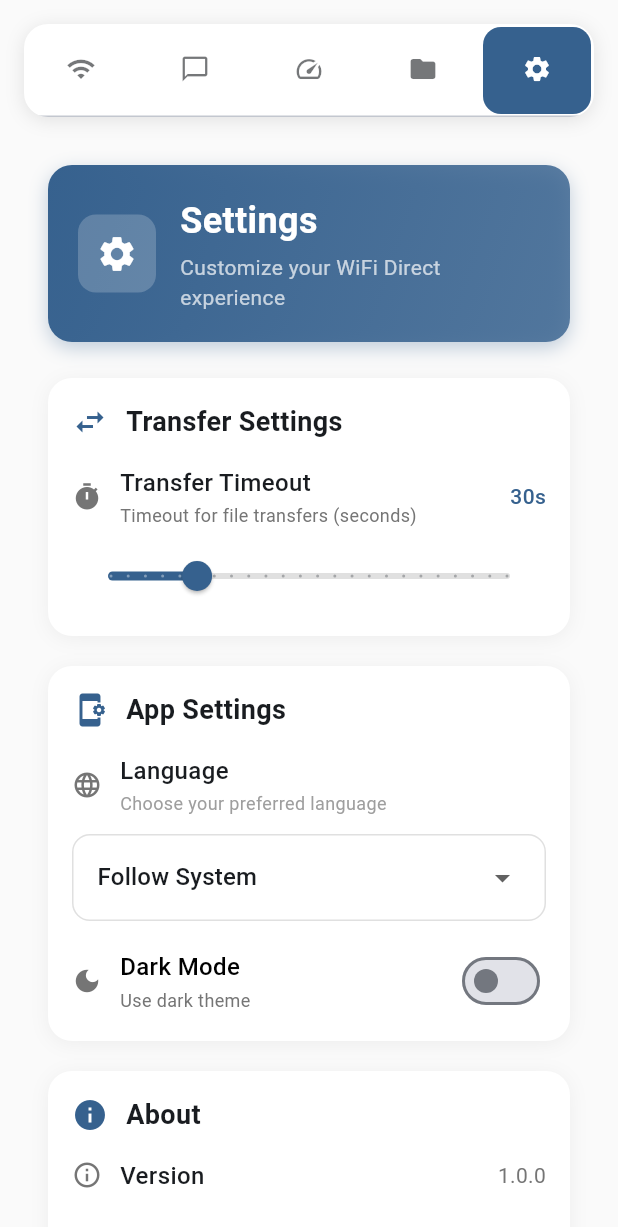
After one commit to jingcjie/WDCable_flutter, a Flutter app: the screen it shows after launch, tab 5 chosen, on a phone screen of 412 x 824 dp. The commit adds this screen. Shown: the top 1227 px of the screen. Run offline on Flutter 3.47's test engine with Material 3 defaults, Android fonts, the light colour scheme and no system bars; our stand-ins replace shared_preferences.

Commit message:
feat(theme): add dark mode support and settings tab
- Add ThemeProvider for managing theme mode with shared_preferences
- Implement light and dark theme configurations
- Create new settings tab with theme toggle and other preferences
- Update main.dart to use theme provider and new settings tab
- Add required dependencies to pubspec.yaml

```diff
--- a/lib/main.dart
+++ b/lib/main.dart
@@ -1,15 +1,23 @@
 import 'package:flutter/material.dart';
 import 'package:flutter/services.dart';
+import 'package:provider/provider.dart';
 import 'controllers/wifi_direct_controller.dart';
 import 'models/wifi_direct_models.dart';
 import 'widgets/connection_tab.dart';
 import 'widgets/chat_tab.dart';
 import 'widgets/speed_test_tab.dart';
 import 'widgets/file_transfer_tab.dart';
+import 'widgets/settings_tab.dart';
 import 'wifi_direct_service.dart';
+import 'theme/theme_provider.dart';
 
 void main() {
-  runApp(const MyApp());
+  runApp(
+    ChangeNotifierProvider(
+      create: (context) => ThemeProvider(),
+      child: const MyApp(),
+    ),
+  );
 }
 
 class MyApp extends StatelessWidget {
@@ -17,13 +25,16 @@ class MyApp extends StatelessWidget {
 
   @override
   Widget build(BuildContext context) {
-    return MaterialApp(
-      title: 'WiFi Direct Cable',
-      theme: ThemeData(
-        colorScheme: ColorScheme.fromSeed(seedColor: Colors.blue),
-        useMaterial3: true,
-      ),
-      home: const WiFiDirectHomePage(),
+    return Consumer<ThemeProvider>(
+      builder: (context, themeProvider, child) {
+        return MaterialApp(
+          title: 'WiFi Direct Cable',
+          theme: AppThemes.lightTheme,
+          darkTheme: AppThemes.darkTheme,
+          themeMode: themeProvider.themeMode,
+          home: const WiFiDirectHomePage(),
+        );
+      },
     );
   }
 }
@@ -44,7 +55,7 @@ class _WiFiDirectHomePageState extends State<WiFiDirectHomePage>
   @override
   void initState() {
     super.initState();
-    _tabController = TabController(length: 4, vsync: this);
+    _tabController = TabController(length: 5, vsync: this);
     _controller = WiFiDirectController(WiFiDirectService());
     _initializeController();
   }
@@ -78,7 +89,7 @@ class _WiFiDirectHomePageState extends State<WiFiDirectHomePage>
         systemNavigationBarColor: Theme.of(context).scaffoldBackgroundColor,
       ),
       child: Scaffold(
-        backgroundColor: Colors.grey[50],
+        backgroundColor: Theme.of(context).scaffoldBackgroundColor,
         body: SafeArea(
           child: Column(
             children: [
@@ -86,11 +97,11 @@ class _WiFiDirectHomePageState extends State<WiFiDirectHomePage>
               Container(
                 margin: const EdgeInsets.all(16),
                 decoration: BoxDecoration(
-                  color: Colors.white,
+                  color: Theme.of(context).cardTheme.color,
                   borderRadius: BorderRadius.circular(16),
                   boxShadow: [
                     BoxShadow(
-                      color: Colors.black.withOpacity(0.1),
+                      color: Theme.of(context).shadowColor.withOpacity(0.1),
                       blurRadius: 10,
                       offset: const Offset(0, 2),
                     ),
@@ -107,7 +118,7 @@ class _WiFiDirectHomePageState extends State<WiFiDirectHomePage>
                      indicatorSize: TabBarIndicatorSize.tab,
                      indicatorPadding: const EdgeInsets.all(2),
                     labelColor: Colors.white,
-                    unselectedLabelColor: Colors.grey[600],
+                    unselectedLabelColor: Theme.of(context).textTheme.bodyMedium?.color?.withOpacity(0.6),
                     labelStyle: const TextStyle(
                       fontWeight: FontWeight.w600,
                       fontSize: 14,
@@ -119,22 +130,22 @@ class _WiFiDirectHomePageState extends State<WiFiDirectHomePage>
                     tabs: const [
                       Tab(
                         icon: Icon(Icons.wifi, size: 20),
-                        text: 'Connection',
                         height: 60,
                       ),
                       Tab(
                         icon: Icon(Icons.chat_bubble_outline, size: 20),
-                        text: 'Chat',
                         height: 60,
                       ),
                       Tab(
                         icon: Icon(Icons.speed, size: 20),
-                        text: 'Speed Test',
                         height: 60,
                       ),
                       Tab(
                         icon: Icon(Icons.folder, size: 20),
-                        text: 'Files',
+                        height: 60,
+                      ),
+                      Tab(
+                        icon: Icon(Icons.settings, size: 20),
                         height: 60,
                       ),
                     ],
@@ -164,6 +175,10 @@ class _WiFiDirectHomePageState extends State<WiFiDirectHomePage>
                         controller: _controller,
                         state: _state,
                       ),
+                      SettingsTab(
+                        controller: _controller,
+                        state: _state,
+                      ),
                     ],
                   ),
                 ),
--- /dev/null
+++ b/lib/theme/theme_provider.dart
@@ -0,0 +1,109 @@
+import 'package:flutter/material.dart';
+import 'package:shared_preferences/shared_preferences.dart';
+
+class ThemeProvider extends ChangeNotifier {
+  static const String _themeKey = 'theme_mode';
+  ThemeMode _themeMode = ThemeMode.system;
+
+  ThemeMode get themeMode => _themeMode;
+
+  bool get isDarkMode {
+    switch (_themeMode) {
+      case ThemeMode.dark:
+        return true;
+      case ThemeMode.light:
+        return false;
+      case ThemeMode.system:
+        return WidgetsBinding.instance.platformDispatcher.platformBrightness == Brightness.dark;
+    }
+  }
+
+  ThemeProvider() {
+    _loadTheme();
+  }
+
+  void _loadTheme() async {
+    final prefs = await SharedPreferences.getInstance();
+    final themeIndex = prefs.getInt(_themeKey) ?? 0;
+    _themeMode = ThemeMode.values[themeIndex];
+    notifyListeners();
+  }
+
+  void setThemeMode(ThemeMode themeMode) async {
+    _themeMode = themeMode;
+    notifyListeners();
+
+    final prefs = await SharedPreferences.getInstance();
+    await prefs.setInt(_themeKey, themeMode.index);
+  }
+
+  void toggleTheme() {
+    if (_themeMode == ThemeMode.light) {
+      setThemeMode(ThemeMode.dark);
+    } else {
+      setThemeMode(ThemeMode.light);
+    }
+  }
+}
+
+class AppThemes {
+  static ThemeData get lightTheme {
+    return ThemeData(
+      useMaterial3: true,
+      brightness: Brightness.light,
+      colorScheme: ColorScheme.fromSeed(
+        seedColor: Colors.blue,
+        brightness: Brightness.light,
+      ),
+      scaffoldBackgroundColor: Colors.grey[50],
+      cardTheme: const CardThemeData(
+        color: Colors.white,
+        elevation: 2,
+        shadowColor: Colors.black12,
+        shape: RoundedRectangleBorder(
+          borderRadius: BorderRadius.all(Radius.circular(16)),
+        ),
+      ),
+      appBarTheme: const AppBarTheme(
+        backgroundColor: Colors.transparent,
+        elevation: 0,
+        iconTheme: IconThemeData(color: Colors.black87),
+        titleTextStyle: TextStyle(
+          color: Colors.black87,
+          fontSize: 20,
+          fontWeight: FontWeight.w600,
+        ),
+      ),
+    );
+  }
+
+  static ThemeData get darkTheme {
+    return ThemeData(
+      useMaterial3: true,
+      brightness: Brightness.dark,
+      colorScheme: ColorScheme.fromSeed(
+        seedColor: Colors.blue,
+        brightness: Brightness.dark,
+      ),
+      scaffoldBackgroundColor: const Color(0xFF121212),
+      cardTheme: const CardThemeData(
+        color: Color(0xFF1E1E1E),
+        elevation: 4,
+        shadowColor: Colors.black26,
+        shape: RoundedRectangleBorder(
+          borderRadius: BorderRadius.all(Radius.circular(16)),
+        ),
+      ),
+      appBarTheme: const AppBarTheme(
+        backgroundColor: Colors.transparent,
+        elevation: 0,
+        iconTheme: IconThemeData(color: Colors.white),
+        titleTextStyle: TextStyle(
+          color: Colors.white,
+          fontSize: 20,
+          fontWeight: FontWeight.w600,
+        ),
+      ),
+    );
+  }
+}
--- /dev/null
+++ b/lib/widgets/settings_tab.dart
@@ -0,0 +1,523 @@
+import 'package:flutter/material.dart';
+import 'package:provider/provider.dart';
+import '../controllers/wifi_direct_controller.dart';
+import '../models/wifi_direct_models.dart';
+import '../theme/theme_provider.dart';
+
+class SettingsTab extends StatefulWidget {
+  final WiFiDirectController controller;
+  final WiFiDirectState state;
+
+  const SettingsTab({
+    super.key,
+    required this.controller,
+    required this.state,
+  });
+
+  @override
+  State<SettingsTab> createState() => _SettingsTabState();
+}
+
+class _SettingsTabState extends State<SettingsTab> {
+  double _transferTimeout = 30.0;
+  String _selectedLanguage = 'Follow System';
+
+  @override
+  void initState() {
+    super.initState();
+  }
+
+  @override
+  Widget build(BuildContext context) {
+    return SingleChildScrollView(
+      padding: const EdgeInsets.all(16),
+      child: Column(
+        crossAxisAlignment: CrossAxisAlignment.start,
+        children: [
+          // Header
+          Container(
+            padding: const EdgeInsets.all(20),
+            decoration: BoxDecoration(
+              gradient: LinearGradient(
+                colors: [
+                  Theme.of(context).colorScheme.primary,
+                  Theme.of(context).colorScheme.primary.withOpacity(0.8),
+                ],
+                begin: Alignment.topLeft,
+                end: Alignment.bottomRight,
+              ),
+              borderRadius: BorderRadius.circular(16),
+              boxShadow: [
+                BoxShadow(
+                  color: Theme.of(context).colorScheme.primary.withOpacity(0.3),
+                  blurRadius: 10,
+                  offset: const Offset(0, 4),
+                ),
+              ],
+            ),
+            child: Row(
+              children: [
+                Container(
+                  padding: const EdgeInsets.all(12),
+                  decoration: BoxDecoration(
+                    color: Colors.white.withOpacity(0.2),
+                    borderRadius: BorderRadius.circular(12),
+                  ),
+                  child: const Icon(
+                    Icons.settings,
+                    color: Colors.white,
+                    size: 28,
+                  ),
+                ),
+                const SizedBox(width: 16),
+                const Expanded(
+                  child: Column(
+                    crossAxisAlignment: CrossAxisAlignment.start,
+                    children: [
+                      Text(
+                        'Settings',
+                        style: TextStyle(
+                          color: Colors.white,
+                          fontSize: 24,
+                          fontWeight: FontWeight.bold,
+                        ),
+                      ),
+                      SizedBox(height: 4),
+                      Text(
+                        'Customize your WiFi Direct experience',
+                        style: TextStyle(
+                          color: Colors.white70,
+                          fontSize: 14,
+                        ),
+                      ),
+                    ],
+                  ),
+                ),
+              ],
+            ),
+          ),
+          const SizedBox(height: 24),
+
+          // Transfer Settings Section
+          _buildSection(
+            'Transfer Settings',
+            Icons.swap_horiz,
+            [
+              _buildSliderSetting(
+                'Transfer Timeout',
+                'Timeout for file transfers (seconds)',
+                Icons.timer,
+                _transferTimeout,
+                5.0,
+                120.0,
+                (value) => setState(() => _transferTimeout = value),
+              ),
+            ],
+          ),
+          const SizedBox(height: 20),
+
+          // App Settings Section
+          _buildSection(
+            'App Settings',
+            Icons.app_settings_alt,
+            [
+              _buildLanguageSetting(),
+              Consumer<ThemeProvider>(
+                builder: (context, themeProvider, child) {
+                  return _buildSwitchSetting(
+                    'Dark Mode',
+                    'Use dark theme',
+                    Icons.dark_mode,
+                    themeProvider.isDarkMode,
+                    (value) {
+                      if (value) {
+                        themeProvider.setThemeMode(ThemeMode.dark);
+                      } else {
+                        themeProvider.setThemeMode(ThemeMode.light);
+                      }
+                    },
+                  );
+                },
+              ),
+            ],
+          ),
+          const SizedBox(height: 20),
+
+          // About Section
+          _buildSection(
+            'About',
+            Icons.info,
+            [
+              _buildInfoTile(
+                'Version',
+                '1.0.0',
+                Icons.info_outline,
+              ),
+              _buildActionTile(
+                'Privacy Policy',
+                'View our privacy policy',
+                Icons.privacy_tip,
+                () => _showPrivacyPolicy(),
+              ),
+            ],
+          ),
+          const SizedBox(height: 40),
+        ],
+      ),
+    );
+  }
+
+  Widget _buildSection(String title, IconData icon, List<Widget> children) {
+    return Container(
+      decoration: BoxDecoration(
+        color: Theme.of(context).cardTheme.color,
+        borderRadius: BorderRadius.circular(16),
+        boxShadow: [
+          BoxShadow(
+            color: Theme.of(context).shadowColor.withOpacity(0.05),
+            blurRadius: 10,
+            offset: const Offset(0, 2),
+          ),
+        ],
+      ),
+      child: Column(
+        crossAxisAlignment: CrossAxisAlignment.start,
+        children: [
+          Padding(
+            padding: const EdgeInsets.all(16),
+            child: Row(
+              children: [
+                Icon(
+                  icon,
+                  color: Theme.of(context).colorScheme.primary,
+                  size: 24,
+                ),
+                const SizedBox(width: 12),
+                Text(
+                  title,
+                  style: const TextStyle(
+                    fontSize: 18,
+                    fontWeight: FontWeight.w600,
+                  ),
+                ),
+              ],
+            ),
+          ),
+          ...children,
+        ],
+      ),
+    );
+  }
+
+  Widget _buildLanguageSetting() {
+    return Padding(
+      padding: const EdgeInsets.fromLTRB(16, 0, 16, 16),
+      child: Column(
+        crossAxisAlignment: CrossAxisAlignment.start,
+        children: [
+          Row(
+            children: [
+              Icon(
+                Icons.language,
+                color: Colors.grey[600],
+                size: 20,
+              ),
+              const SizedBox(width: 12),
+              const Expanded(
+                child: Column(
+                  crossAxisAlignment: CrossAxisAlignment.start,
+                  children: [
+                    Text(
+                      'Language',
+                      style: TextStyle(
+                        fontSize: 16,
+                        fontWeight: FontWeight.w500,
+                      ),
+                    ),
+                    SizedBox(height: 2),
+                    Text(
+                      'Choose your preferred language',
+                      style: TextStyle(
+                        fontSize: 12,
+                        color: Colors.grey,
+                      ),
+                    ),
+                  ],
+                ),
+              ),
+            ],
+          ),
+          const SizedBox(height: 12),
+          Container(
+            width: double.infinity,
+            padding: const EdgeInsets.symmetric(horizontal: 16, vertical: 4),
+            decoration: BoxDecoration(
+              border: Border.all(color: Colors.grey[300]!),
+              borderRadius: BorderRadius.circular(12),
+            ),
+            child: DropdownButtonHideUnderline(
+              child: DropdownButton<String>(
+                value: _selectedLanguage,
+                isExpanded: true,
+                items: const [
+                  DropdownMenuItem(
+                    value: 'Follow System',
+                    child: Text('Follow System'),
+                  ),
+                  DropdownMenuItem(
+                    value: 'English',
+                    child: Text('English'),
+                  ),
+                ],
+                onChanged: (value) {
+                  if (value != null) {
+                    setState(() {
+                      _selectedLanguage = value;
+                    });
+                  }
+                },
+              ),
+            ),
+          ),
+        ],
+      ),
+    );
+  }
+
+  Widget _buildSwitchSetting(
+    String title,
+    String subtitle,
+    IconData icon,
+    bool value,
+    ValueChanged<bool> onChanged, {
+    bool enabled = true,
+  }) {
+    return Padding(
+      padding: const EdgeInsets.fromLTRB(16, 0, 16, 16),
+      child: Row(
+        children: [
+          Icon(
+            icon,
+            color: enabled ? Colors.grey[600] : Colors.grey[400],
+            size: 20,
+          ),
+          const SizedBox(width: 12),
+          Expanded(
+            child: Column(
+              crossAxisAlignment: CrossAxisAlignment.start,
+              children: [
+                Text(
+                  title,
+                  style: TextStyle(
+                    fontSize: 16,
+                    fontWeight: FontWeight.w500,
+                    color: enabled ? Colors.black : Colors.grey[500],
+                  ),
+                ),
+                const SizedBox(height: 2),
+                Text(
+                  subtitle,
+                  style: TextStyle(
+                    fontSize: 12,
+                    color: Colors.grey[600],
+                  ),
+                ),
+              ],
+            ),
+          ),
+          Switch(
+            value: value,
+            onChanged: enabled ? onChanged : null,
+            activeColor: Theme.of(context).colorScheme.primary,
+          ),
+        ],
+      ),
+    );
+  }
+
+  Widget _buildSliderSetting(
+    String title,
+    String subtitle,
+    IconData icon,
+    double value,
+    double min,
+    double max,
+    ValueChanged<double> onChanged,
+  ) {
+    return Padding(
+      padding: const EdgeInsets.fromLTRB(16, 0, 16, 16),
+      child: Column(
+        crossAxisAlignment: CrossAxisAlignment.start,
+        children: [
+          Row(
+            children: [
+              Icon(
+                icon,
+                color: Colors.grey[600],
+                size: 20,
+              ),
+              const SizedBox(width: 12),
+              Expanded(
+                child: Column(
+                  crossAxisAlignment: CrossAxisAlignment.start,
+                  children: [
+                    Text(
+                      title,
+                      style: const TextStyle(
+                        fontSize: 16,
+                        fontWeight: FontWeight.w500,
+                      ),
+                    ),
+                    const SizedBox(height: 2),
+                    Text(
+                      subtitle,
+                      style: TextStyle(
+                        fontSize: 12,
+                        color: Colors.grey[600],
+                      ),
+                    ),
+                  ],
+                ),
+              ),
+              Text(
+                '${value.round()}s',
+                style: TextStyle(
+                  fontSize: 14,
+                  fontWeight: FontWeight.w500,
+                  color: Theme.of(context).colorScheme.primary,
+                ),
+              ),
+            ],
+          ),
+          const SizedBox(height: 8),
+          SliderTheme(
+            data: SliderTheme.of(context).copyWith(
+              activeTrackColor: Theme.of(context).colorScheme.primary,
+              inactiveTrackColor: Colors.grey[300],
+              thumbColor: Theme.of(context).colorScheme.primary,
+              overlayColor: Theme.of(context).colorScheme.primary.withOpacity(0.2),
+            ),
+            child: Slider(
+              value: value,
+              min: min,
+              max: max,
+              divisions: ((max - min) / 5).round(),
+              onChanged: onChanged,
+            ),
+          ),
+        ],
+      ),
+    );
+  }
+
+  Widget _buildInfoTile(String title, String value, IconData icon) {
+    return Padding(
+      padding: const EdgeInsets.fromLTRB(16, 0, 16, 16),
+      child: Row(
+        children: [
+          Icon(
+            icon,
+            color: Colors.grey[600],
+            size: 20,
+          ),
+          const SizedBox(width: 12),
+          Expanded(
+            child: Text(
+              title,
+              style: const TextStyle(
+                fontSize: 16,
+                fontWeight: FontWeight.w500,
+              ),
+            ),
+          ),
+          Text(
+            value,
+            style: TextStyle(
+              fontSize: 14,
+              color: Colors.grey[600],
+            ),
+          ),
+        ],
+      ),
+    );
+  }
+
+  Widget _buildActionTile(
+    String title,
+    String subtitle,
+    IconData icon,
+    VoidCallback onTap, {
+    bool isDestructive = false,
+  }) {
+    return Padding(
+      padding: const EdgeInsets.fromLTRB(16, 0, 16, 16),
+      child: InkWell(
+        onTap: onTap,
+        borderRadius: BorderRadius.circular(8),
+        child: Padding(
+          padding: const EdgeInsets.symmetric(vertical: 8),
+          child: Row(
+            children: [
+              Icon(
+                icon,
+                color: isDestructive ? Colors.red[600] : Colors.grey[600],
+                size: 20,
+              ),
+              const SizedBox(width: 12),
+              Expanded(
+                child: Column(
+                  crossAxisAlignment: CrossAxisAlignment.start,
+                  children: [
+                    Text(
+                      title,
+                      style: TextStyle(
+                        fontSize: 16,
+                        fontWeight: FontWeight.w500,
+                        color: isDestructive ? Colors.red[600] : Colors.black,
+                      ),
+                    ),
+                    const SizedBox(height: 2),
+                    Text(
+                      subtitle,
+                      style: TextStyle(
+                        fontSize: 12,
+                        color: Colors.grey[600],
+                      ),
+                    ),
+                  ],
+                ),
+              ),
+              Icon(
+                Icons.chevron_right,
+                color: Colors.grey[400],
+                size: 20,
+              ),
+            ],
+          ),
+        ),
+      ),
+    );
+  }
+
+  void _showPrivacyPolicy() {
+    showDialog(
+      context: context,
+      builder: (context) => AlertDialog(
+        title: const Text('Privacy Policy'),
+        content: const Text(
+          'This app uses WiFi Direct to establish peer-to-peer connections. '
+          'No data is sent to external servers. All communications happen '
+          'directly between devices.',
+        ),
+        actions: [
+          TextButton(
+            onPressed: () => Navigator.of(context).pop(),
+            child: const Text('OK'),
+          ),
+        ],
+      ),
+    );
+  }
+
+
+}
--- a/pubspec.yaml
+++ b/pubspec.yaml
@@ -33,6 +33,8 @@ dependencies:
   # The following adds the Cupertino Icons font to your application.
   # Use with the CupertinoIcons class for Material Design icons.
   cupertino_icons: ^1.0.8
+  shared_preferences: ^2.2.2
+  provider: ^6.1.1
 
 dev_dependencies:
   flutter_test:
```
Also changed, not shown: pubspec.lock, 1 other file.
